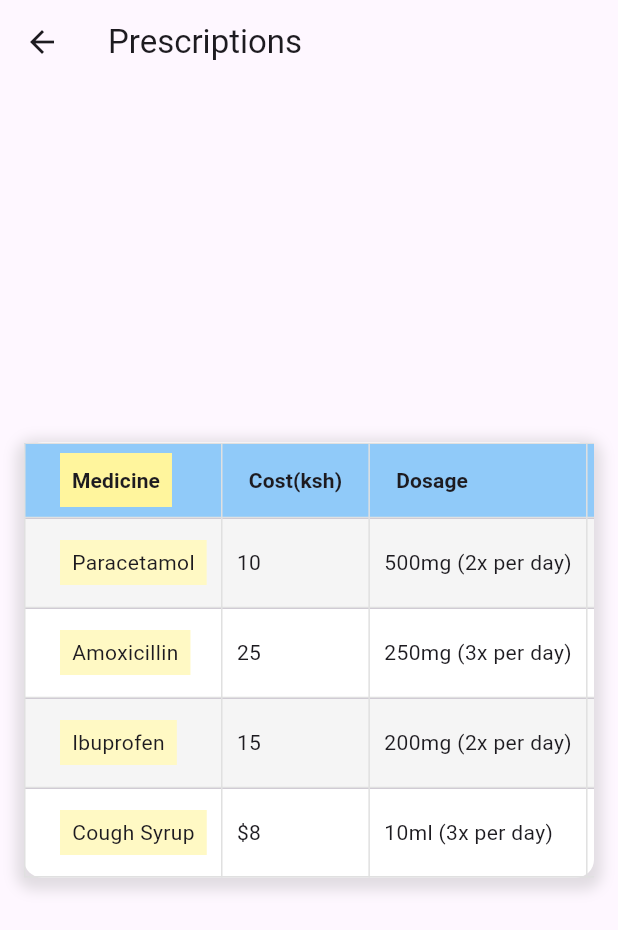
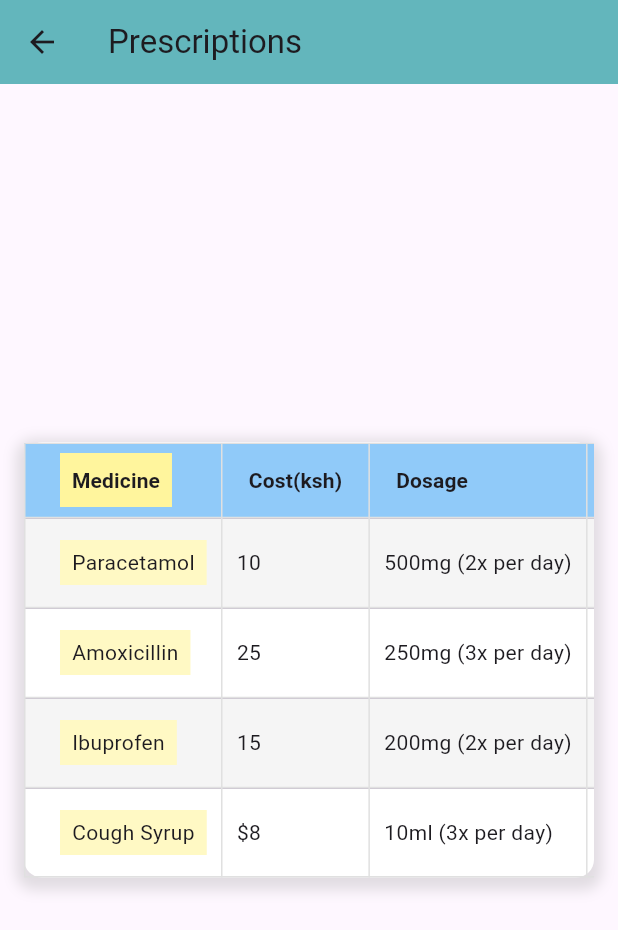
Before and after one commit to AlbertKay254/CHMIS_Mobile, a Flutter app: the screen it shows after launch, after a tap on "Prescription", on a phone screen of 412 x 824 dp. Shown: the top 930 px of the screen. Run offline on Flutter 3.47's test engine with Material 3 defaults, Android fonts, the phone set to English and light mode, and no system bars; our stand-ins replace flutter_chat_types, flutter_chat_ui, table_calendar.

Commit message:
loading screen

```diff
--- a/lib/main.dart
+++ b/lib/main.dart
@@ -1,3 +1,5 @@
+// ignore_for_file: prefer_const_constructors
+
 import 'package:flutter/material.dart';
 import 'package:medical_app/pages/home_page.dart';
 
@@ -13,7 +15,6 @@ class MyApp extends StatelessWidget {
     return MaterialApp(
       debugShowCheckedModeBanner: false,
       home: const HomePage(),
-      //theme: ThemeData(primarySwatch: Colors.red),
     );
   }
 }
--- a/lib/pages/appointments_page.dart
+++ b/lib/pages/appointments_page.dart
@@ -34,7 +34,10 @@ class _AppointmentsPageState extends State<AppointmentsPage> {
   @override
   Widget build(BuildContext context) {
     return Scaffold(
-      appBar: AppBar(title: Text("Appointments")),
+      appBar: AppBar(
+        title: const Text("Appointments"),
+        backgroundColor: const Color.fromARGB(255, 99, 182, 188),
+      ),
       body: Column(
         children: [
           TableCalendar(
--- a/lib/pages/chat_page.dart
+++ b/lib/pages/chat_page.dart
@@ -69,6 +69,10 @@ class _ChatPageState extends State<ChatPage> {
         messages: _messages,
         onSendPressed: _handleSendPressed,
         user: _user,
+        theme: const DefaultChatTheme(
+          inputBackgroundColor: Color.fromARGB(255, 98, 220, 229),
+          primaryColor: Color.fromARGB(255, 41, 41, 41),
+        ),
       ),
     );
   }
--- a/lib/pages/diagnosis_page.dart
+++ b/lib/pages/diagnosis_page.dart
@@ -37,7 +37,10 @@ class DiagnosisPage extends StatelessWidget {
   @override
   Widget build(BuildContext context) {
     return Scaffold(
-      appBar: AppBar(title: Text("Diagnosis")),
+      appBar: AppBar(
+        title: const Text("Diagnosis"),
+        backgroundColor: const Color.fromARGB(255, 99, 182, 188),
+      ),
       body: Padding(
         padding: EdgeInsets.all(16.0),
         child: Center(
--- a/lib/pages/home_page.dart
+++ b/lib/pages/home_page.dart
@@ -4,6 +4,7 @@ import 'package:flutter/material.dart';
 import 'package:medical_app/pages/appointments_page.dart';
 import 'package:medical_app/pages/chat_page.dart';
 import 'package:medical_app/pages/diagnosis_page.dart';
+import 'package:medical_app/pages/loading_screen..dart';
 import 'package:medical_app/pages/prescription_page.dart';
 import 'package:medical_app/util/category_card.dart';
 import 'package:medical_app/util/doctor_card.dart';
@@ -17,8 +18,26 @@ class HomePage extends StatefulWidget {
 }
 
 class _HomePageState extends State<HomePage> {
+  bool _isLoading = true;
+
+  @override
+  void initState() {
+    super.initState();
+    _simulateLoading();
+  }
+
+  Future<void> _simulateLoading() async {
+    await Future.delayed(const Duration(seconds: 2)); // Simulate data loading
+    setState(() {
+      _isLoading = false;
+    });
+  }
+
   @override
   Widget build(BuildContext context) {
+    if (_isLoading) {
+      return const LoadingScreen(message: "Preparing your dashboard...");
+    }
     return Scaffold(
       backgroundColor: Colors.grey[300],
       body: SafeArea(
@@ -74,10 +93,10 @@ class _HomePageState extends State<HomePage> {
             const SizedBox(height:20),
             //--------chat button -------------------------------------------------------------
             chatbutton(context),
-            const SizedBox(height: 30),
+            const SizedBox(height: 20),
           ],
         ),
-        ) //main body container
+      ) //main body container
 
 
       ),
@@ -171,7 +190,7 @@ class _HomePageState extends State<HomePage> {
               );
             },
             icon: const Icon(Icons.chat_bubble_outline),
-            label: const Text("Chat with Assistant"),
+            label: const Text("Chat"),
             style: ElevatedButton.styleFrom(
               backgroundColor: const Color.fromARGB(237, 255, 249, 139),
               foregroundColor: const Color.fromARGB(255, 55, 55, 55),
--- /dev/null
+++ b/lib/pages/loading_screen..dart
@@ -0,0 +1,35 @@
+// ignore: file_names
+import 'package:flutter/material.dart';
+
+class LoadingScreen extends StatelessWidget {
+  final String? message;
+
+  const LoadingScreen({super.key, this.message});
+
+  @override
+  Widget build(BuildContext context) {
+    return Scaffold(
+      backgroundColor:  Color.fromARGB(255, 250, 248, 223),
+      body: Center(
+        child: Column(
+          mainAxisSize: MainAxisSize.min,
+          children: [
+            const CircularProgressIndicator(
+              color: Color.fromARGB(255, 18, 202, 190),
+              strokeWidth: 4,
+            ),
+            const SizedBox(height: 20),
+            Text(
+              message ?? 'Loading...',
+              style: const TextStyle(
+                fontSize: 16,
+                fontWeight: FontWeight.bold,
+                color: Color.fromARGB(137, 47, 47, 47),
+              ),
+            ),
+          ],
+        ),
+      ),
+    );
+  }
+}
--- a/lib/pages/prescription_page.dart
+++ b/lib/pages/prescription_page.dart
@@ -1,3 +1,5 @@
+// ignore_for_file: prefer_const_constructors
+
 import 'package:flutter/material.dart';
 
 class PrescriptionPage extends StatelessWidget {
@@ -31,7 +33,10 @@ class PrescriptionPage extends StatelessWidget {
   @override
   Widget build(BuildContext context) {
     return Scaffold(
-      appBar: AppBar(title: Text("Prescriptions")),
+      appBar: AppBar(
+        title: const Text("Prescriptions"),
+        backgroundColor: const Color.fromARGB(255, 99, 182, 188),
+      ),
       body: Padding(
         padding: EdgeInsets.all(16.0),
         child: Center(
```
